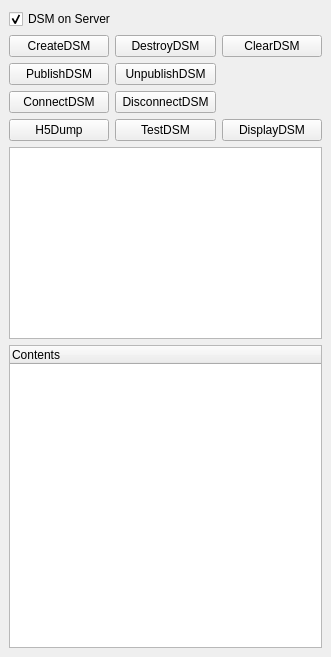
This is pqDSMViewerPanel.ui in soumagne/icarus as Qt 5 draws it before an edit. The edited form follows.
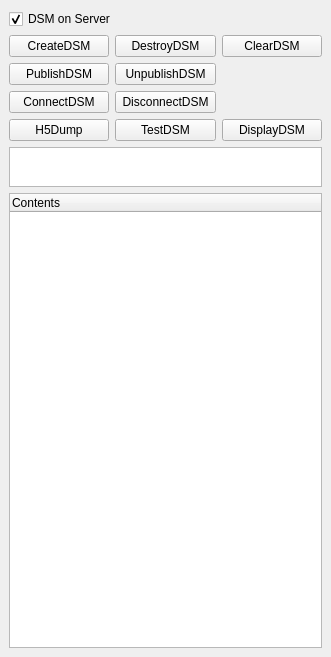
This is the edited form. Custom widgets are drawn as their Qt base class.

Commit message: Add first tree sample when DSM content is dumped

```diff
--- a/pqDSMViewerPanel.ui
+++ b/pqDSMViewerPanel.ui
@@ -100,7 +100,29 @@
      </layout>
     </item>
     <item>
-     <widget class="QTextEdit" name="TextOutput"/>
+     <widget class="QTextEdit" name="TextOutput">
+      <property name="sizePolicy">
+       <sizepolicy hsizetype="Ignored" vsizetype="MinimumExpanding">
+        <horstretch>0</horstretch>
+        <verstretch>1</verstretch>
+       </sizepolicy>
+      </property>
+      <property name="minimumSize">
+       <size>
+        <width>0</width>
+        <height>40</height>
+       </size>
+      </property>
+      <property name="maximumSize">
+       <size>
+        <width>16777215</width>
+        <height>40</height>
+       </size>
+      </property>
+      <property name="readOnly">
+       <bool>true</bool>
+      </property>
+     </widget>
     </item>
     <item>
      <widget class="pqTreeWidget" name="DSMContents">
@@ -113,7 +135,7 @@
       <property name="minimumSize">
        <size>
         <width>0</width>
-        <height>40</height>
+        <height>150</height>
        </size>
       </property>
       <property name="rootIsDecorated">
```
The commit also changes 2 other files.
